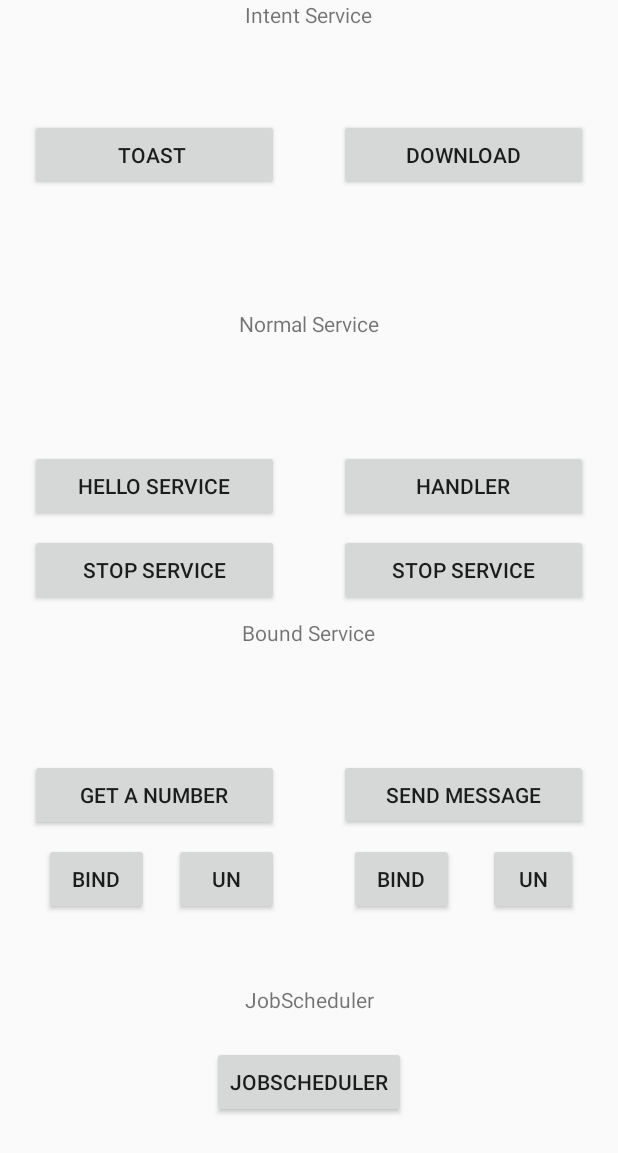
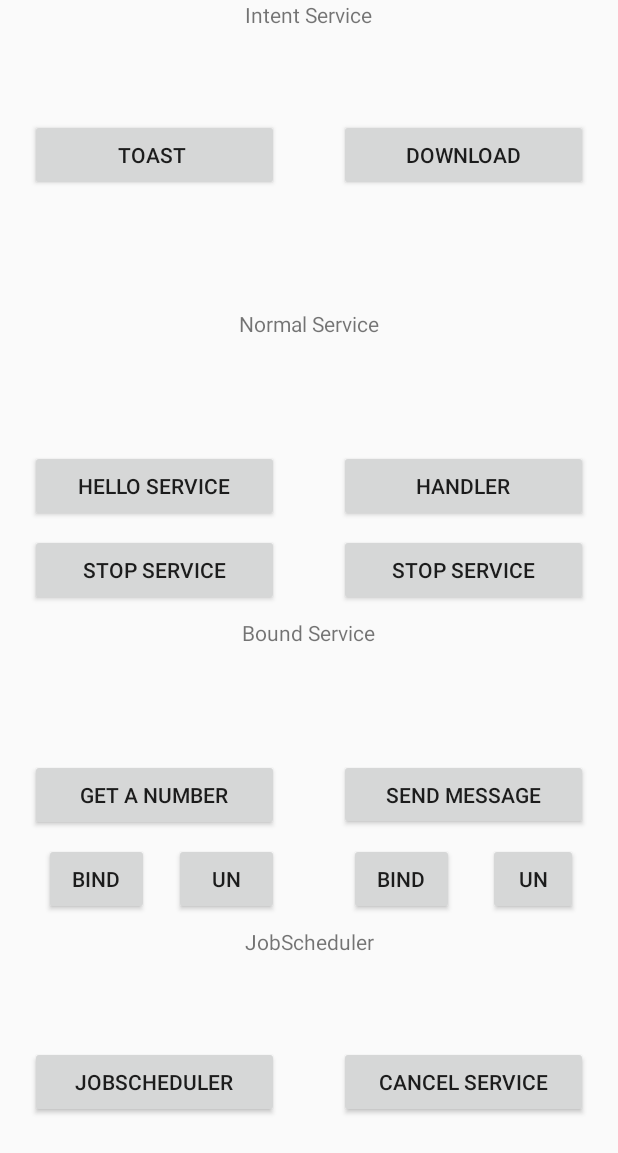
Before and after one commit to pyrotechnist/ServiceTest, an Android app: the screen it shows after launch (MainActivity), after a tap on "JOBSCHEDULER", on a phone screen of 412 x 824 dp. Shown: the top 1153 px of the screen. Run offline under Robolectric (Android 15) with nearby library versions, the phone set to English and light mode, and no system bars.

Commit message:
Job scheduler service

```diff
--- a/app/src/main/AndroidManifest.xml
+++ b/app/src/main/AndroidManifest.xml
@@ -29,6 +29,8 @@
         <service android:name=".service.boundservice.BindService" />
         <service android:name=".service.boundservice.MessengerBindService" />
         <service android:name=".service.HelloService" />
+        <service android:name=".service.JobScheduler.JobSchedulerService"
+            android:permission="android.permission.BIND_JOB_SERVICE" />
 
         <activity
             android:name=".TestActivity"
--- a/app/src/main/java/com/example/longyuan/servicetest/MainActivity.java
+++ b/app/src/main/java/com/example/longyuan/servicetest/MainActivity.java
@@ -2,6 +2,8 @@ package com.example.longyuan.servicetest;
 
 import android.Manifest;
 import android.app.Activity;
+import android.app.job.JobInfo;
+import android.app.job.JobScheduler;
 import android.content.BroadcastReceiver;
 import android.content.ComponentName;
 import android.content.Context;
@@ -23,11 +25,13 @@ import android.widget.TextView;
 import android.widget.Toast;
 
 import com.example.longyuan.servicetest.service.HandlerService;
+import com.example.longyuan.servicetest.service.JobScheduler.JobSchedulerService;
 import com.example.longyuan.servicetest.service.boundservice.BindService;
 import com.example.longyuan.servicetest.service.HelloService;
 import com.example.longyuan.servicetest.service.intentservice.IntentTestService;
 import com.example.longyuan.servicetest.service.boundservice.MessengerBindService;
 
+import static android.app.job.JobScheduler.RESULT_FAILURE;
 import static android.content.pm.PackageManager.PERMISSION_GRANTED;
 
 public class MainActivity extends AppCompatActivity {
@@ -124,7 +128,13 @@ public class MainActivity extends AppCompatActivity {
     // <<<<<<<<<<<<<<<<<<<<<<<<<<<<<<<<<<<<<<<<<<< Stop Bound Service
     // <<<<<<<<<<<<<<<<<<<<<<<<<<<<<<<<<<<<<<<<<<< Stop Bound Service
 
+    // >>>>>>>>>>>>>>>>>>>>>>>>>>>>>>>>>>>>>>>>>>  JobScheduler
+    // >>>>>>>>>>>>>>>>>>>>>>>>>>>>>>>>>>>>>>>>>>  JobScheduler
 
+    private JobScheduler mJobScheduler;
+
+    // <<<<<<<<<<<<<<<<<<<<<<<<<<<<<<<<<<<<<<<<<<<  JobScheduler
+    // <<<<<<<<<<<<<<<<<<<<<<<<<<<<<<<<<<<<<<<<<<<  JobScheduler
 
     // >>>>>>>>>>>>>>>>>>>>>>>>>>>>>>>>>>>>>>>>>>  Common
     // >>>>>>>>>>>>>>>>>>>>>>>>>>>>>>>>>>>>>>>>>>  Common
@@ -153,6 +163,8 @@ public class MainActivity extends AppCompatActivity {
         Toolbar toolbar = (Toolbar) findViewById(R.id.toolbar);
         setSupportActionBar(toolbar);
         //textView = (TextView) findViewById(R.id.status);
+
+        mJobScheduler = (JobScheduler) getSystemService( Context.JOB_SCHEDULER_SERVICE );
 
     }
 
@@ -378,6 +390,34 @@ public class MainActivity extends AppCompatActivity {
     // <<<<<<<<<<<<<<<<<<<<<<<<<<<<<<<<<<<<<<<<<<< End  Service
 
 
+    // >>>>>>>>>>>>>>>>>>>>>>>>>>>>>>>>>>>>>>>>>>  JobScheduler
+    // >>>>>>>>>>>>>>>>>>>>>>>>>>>>>>>>>>>>>>>>>>  JobScheduler
+
+   public void startJobSchedulerService(View view){
+
+       JobInfo.Builder builder = new JobInfo.Builder( 1,
+               new ComponentName( getPackageName(), JobSchedulerService.class.getName() ) );
+
+       builder.setPeriodic( 3000 );
+
+
+       if( mJobScheduler.schedule( builder.build() ) <= RESULT_FAILURE ) {
+           //If something goes wrong
+       }
+   }
+
+    public void cancelJobSchedulerService(View view){
+
+        mJobScheduler.cancelAll();
+        Toast.makeText(MainActivity.this,
+                "JobSchedulerService cancelled ",
+                Toast.LENGTH_LONG).show();
+    }
+
+    // <<<<<<<<<<<<<<<<<<<<<<<<<<<<<<<<<<<<<<<<<<<  JobScheduler
+    // <<<<<<<<<<<<<<<<<<<<<<<<<<<<<<<<<<<<<<<<<<<  JobScheduler
+
+
     /**
      * Checks if the app has permission to write to device storage
      *
--- a/app/src/main/java/com/example/longyuan/servicetest/service/JobScheduler/JobSchedulerService.java
+++ b/app/src/main/java/com/example/longyuan/servicetest/service/JobScheduler/JobSchedulerService.java
@@ -15,7 +15,7 @@ public class JobSchedulerService extends JobService {
     private Handler mJobHandler = new Handler(new Handler.Callback() {
         @Override
         public boolean handleMessage( Message msg ) {
-            Toast.makeText( getApplicationContext(), "JobService task running", Toast.LENGTH_SHORT ).show();
+            Toast.makeText( getApplicationContext(), "JobService task running every 3 seconds", Toast.LENGTH_SHORT ).show();
             jobFinished( (JobParameters) msg.obj, false );
             return true;
         }
--- a/app/src/main/res/layout/content_main_new.xml
+++ b/app/src/main/res/layout/content_main_new.xml
@@ -91,16 +91,16 @@
 
     <Button
         android:id="@+id/button_JobScheduler"
-        android:onClick="intentServiceTestDownload"
-        android:layout_width="wrap_content"
+        android:layout_width="0dp"
         android:layout_height="wrap_content"
         android:layout_marginBottom="8dp"
-        android:layout_marginEnd="8dp"
-        android:layout_marginStart="8dp"
+        android:layout_marginEnd="20dp"
+        android:layout_marginStart="20dp"
         android:layout_marginTop="8dp"
+        android:onClick="startJobSchedulerService"
         android:text="JobScheduler"
         app:layout_constraintBottom_toBottomOf="parent"
-        app:layout_constraintEnd_toEndOf="parent"
+        app:layout_constraintEnd_toStartOf="@+id/guideline7"
         app:layout_constraintStart_toStartOf="parent"
         app:layout_constraintTop_toTopOf="@+id/guideline5" />
 
@@ -147,14 +147,13 @@
     <TextView
         android:id="@+id/textView"
         android:layout_width="wrap_content"
-        android:layout_height="wrap_content"
-        android:layout_marginBottom="21dp"
+        android:layout_height="18dp"
         android:layout_marginEnd="8dp"
         android:layout_marginStart="8dp"
         android:text="JobScheduler"
-        app:layout_constraintBottom_toTopOf="@+id/button_JobScheduler"
         app:layout_constraintEnd_toEndOf="parent"
-        app:layout_constraintStart_toStartOf="parent" />
+        app:layout_constraintStart_toStartOf="parent"
+        app:layout_constraintTop_toBottomOf="@+id/guideline5" />
 
     <TextView
         android:id="@+id/textView2"
@@ -269,5 +268,20 @@
         app:layout_constraintEnd_toStartOf="@+id/button_unbindService"
         app:layout_constraintStart_toStartOf="parent" />
 
+    <Button
+        android:id="@+id/button_cancelJobScheduler"
+        android:onClick="cancelJobSchedulerService"
+        android:layout_width="0dp"
+        android:layout_height="wrap_content"
+        android:layout_marginBottom="8dp"
+        android:layout_marginEnd="20dp"
+        android:layout_marginStart="20dp"
+        android:layout_marginTop="8dp"
+        android:text="Cancel service"
+        app:layout_constraintBottom_toBottomOf="parent"
+        app:layout_constraintEnd_toEndOf="parent"
+        app:layout_constraintStart_toStartOf="@+id/guideline7"
+        app:layout_constraintTop_toTopOf="@+id/guideline5" />
+
 
 </android.support.constraint.ConstraintLayout>
```
